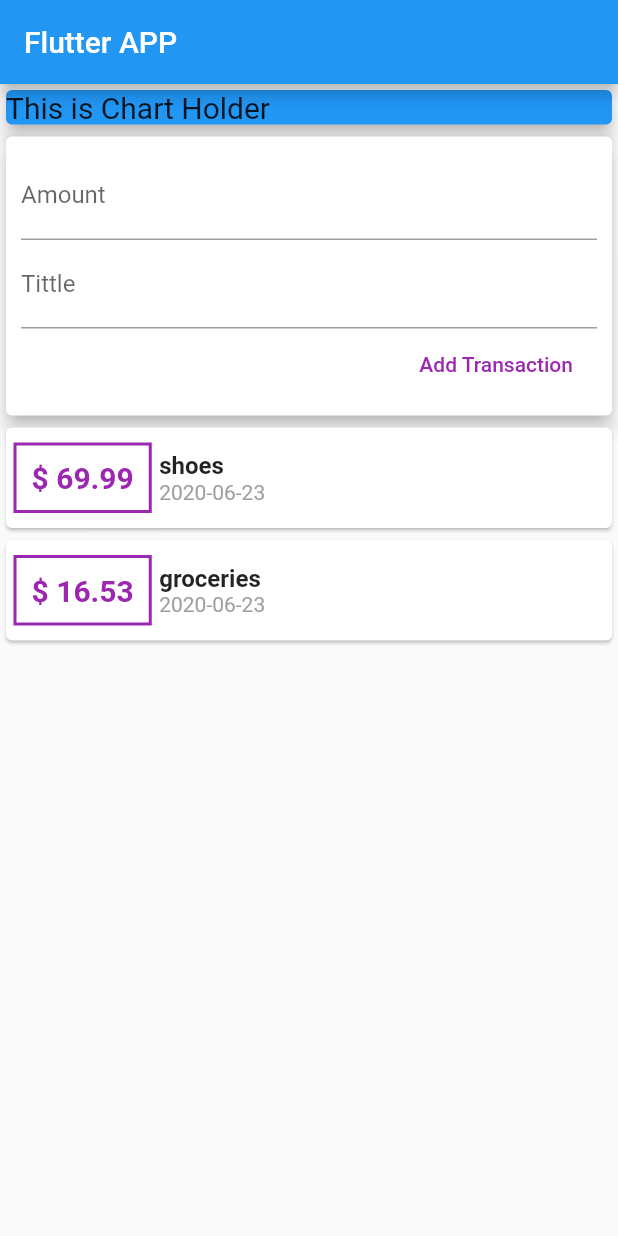
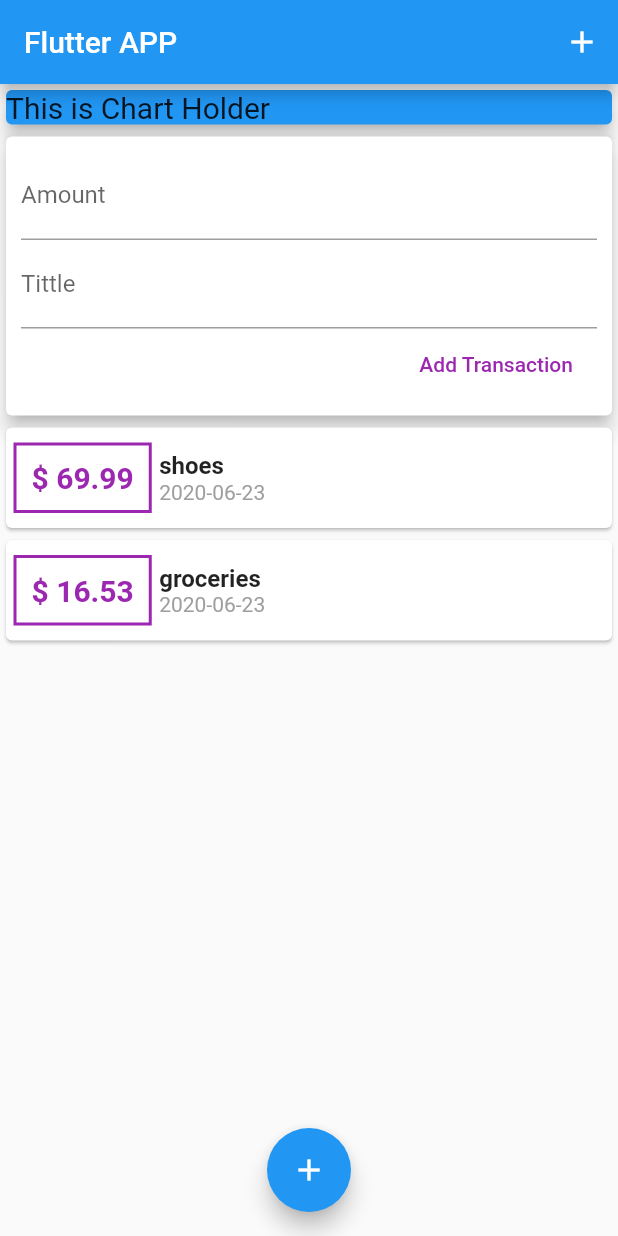
Before and after one commit to praveenbapuram/flutter_expense_calculator, a Flutter app: the screen it shows after launch, after a tap on "Add Transaction", on a phone screen of 412 x 824 dp. Run offline on Flutter 3.47's test engine with Material 2 defaults, Android fonts, the phone set to English and light mode, and no system bars.

Commit message:
1) Adding floatingActionButton. 2) Adding submitTransaction to add transaction on submit at TextField and submit button. 3) Padding the amount to 2 decimals.

```diff
--- a/lib/main.dart
+++ b/lib/main.dart
@@ -1,7 +1,5 @@
 import 'package:flutter/material.dart';
-import 'package:flutter_expense_calculator/widgets/new_transaction.dart';
 import 'package:flutter_expense_calculator/widgets/user_transactions.dart';
-import './widgets/transaction_list.dart';
 
 void main() {
   runApp(MyApp());
@@ -17,11 +15,24 @@ class MyApp extends StatelessWidget {
   }
 }
 
+
 class MyHomePage extends StatelessWidget {
+
+
+
+
   @override
   Widget build(BuildContext context) {
     return Scaffold(
-      appBar: AppBar(title: Text('Flutter APP')),
+      appBar: AppBar(
+        title: Text('Flutter APP'),
+        actions: <Widget>[
+          IconButton(
+            icon: Icon(Icons.add),
+            onPressed: () {},
+          )
+        ],
+      ),
       body: SingleChildScrollView(
         child: Column(
           mainAxisAlignment: MainAxisAlignment.start,
@@ -42,6 +53,8 @@ class MyHomePage extends StatelessWidget {
           ],
         ),
       ),
+      floatingActionButtonLocation: FloatingActionButtonLocation.centerFloat,
+      floatingActionButton: FloatingActionButton(child: Icon(Icons.add),onPressed: (){}),
     );
   }
 }
--- a/lib/widgets/new_transaction.dart
+++ b/lib/widgets/new_transaction.dart
@@ -1,13 +1,18 @@
 import 'package:flutter/material.dart';
 
 class NewTransaction extends StatelessWidget {
-
   final amountController = TextEditingController();
   final tittleController = TextEditingController();
 
   final Function addTxnHandler;
 
   NewTransaction(this.addTxnHandler);
+
+  void submitTransaction() {
+    addTxnHandler(this.tittleController.text, double.parse(this.amountController.text));
+    print('Amount : ' + this.amountController.text);
+    print('Tittle : ' + this.tittleController.text);
+  }
 
   @override
   Widget build(BuildContext context) {
@@ -23,19 +28,18 @@ class NewTransaction extends StatelessWidget {
                 TextField(
                   decoration: InputDecoration(labelText: 'Amount'),
                   controller: amountController,
+                  keyboardType: TextInputType.number,
+                  onSubmitted: (_)=>submitTransaction(),
                 ),
                 TextField(
                   decoration: InputDecoration(labelText: 'Tittle'),
                   controller: tittleController,
+                  onSubmitted: (_)=>submitTransaction(),
                 ),
                 FlatButton(
                   child: Text("Add Transaction"),
                   textColor: Colors.purple,
-                          onPressed: () {
-                            addTxnHandler(this.tittleController.text,double.parse(this.amountController.text));
-                            print('Amount : ' + this.amountController.text);
-                            print('Tittle : ' + this.tittleController.text);
-                          },
+                  onPressed: submitTransaction,
                 )
               ],
             ),
--- a/lib/widgets/transaction_list.dart
+++ b/lib/widgets/transaction_list.dart
@@ -17,7 +17,7 @@ class TransactionList extends StatelessWidget {
                 children: <Widget>[
                   Container(
                     child: Text(
-                      '\$ ${transctions[index].amount}',
+                      '\$ ${transctions[index].amount.toStringAsFixed(2)}',
                       style: TextStyle(
                           fontWeight: FontWeight.bold,
                           fontSize: 20,
```
Lines whose indentation alone changed are shown as unchanged.
